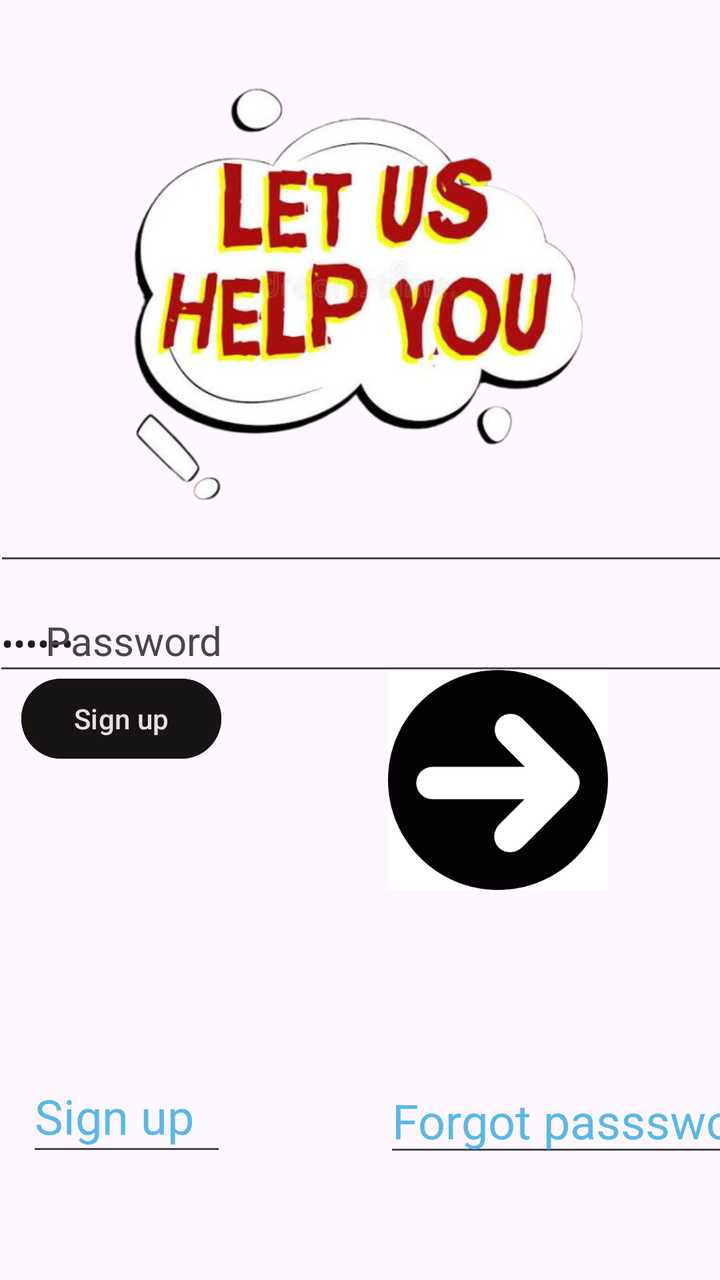
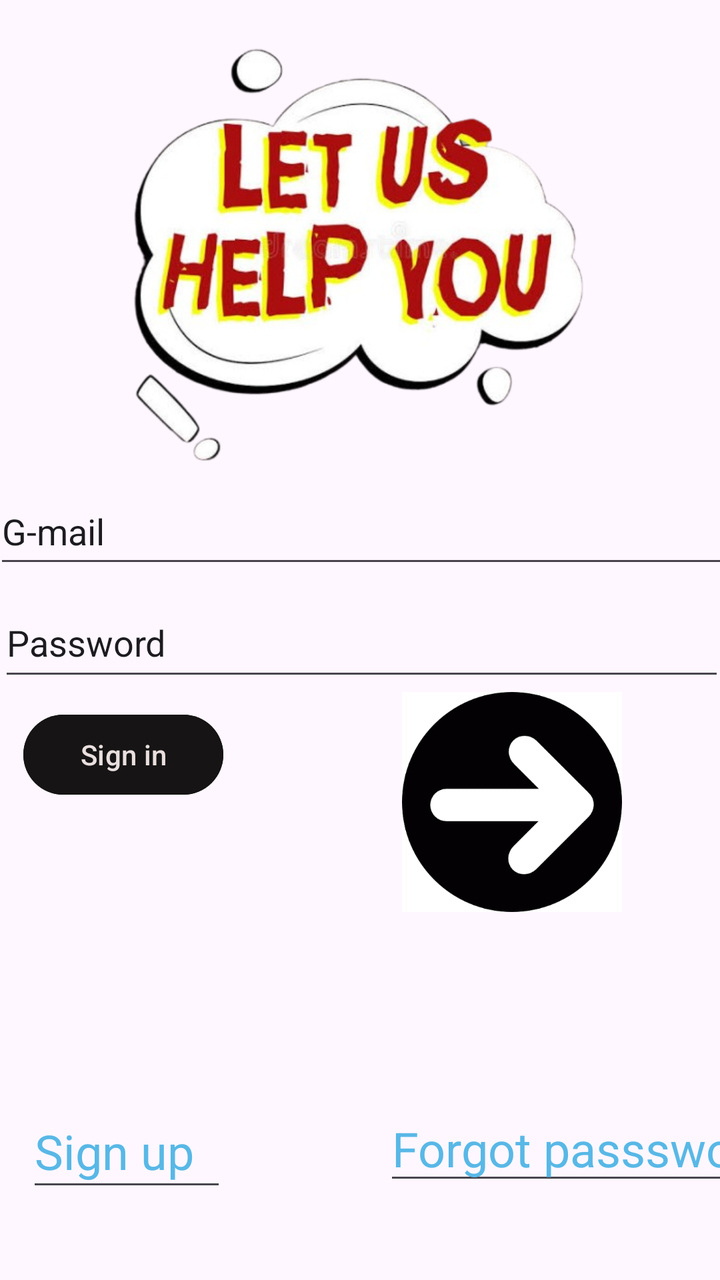

Screens rendered from an Android XML layout before and after an edit, with the pre-edit source and the edit as a unified diff.
<!-- AndroidManifest.xml: application theme Theme.MyApplication -->
<!-- res/layout/activity_login.xml -->
<?xml version="1.0" encoding="utf-8"?>
<androidx.constraintlayout.widget.ConstraintLayout xmlns:android="http://schemas.android.com/apk/res/android"
    xmlns:app="http://schemas.android.com/apk/res-auto"
    xmlns:tools="http://schemas.android.com/tools"
    android:id="@+id/main"
    android:layout_width="match_parent"
    android:layout_height="match_parent"
    android:backgroundTintMode="add"
    android:visibility="visible"
    tools:context=".Login"
    tools:visibility="visible">

    <EditText
        android:id="@+id/editTextText"
        android:layout_width="100dp"
        android:layout_height="53dp"
        android:ems="10"
        android:inputType="text"
        android:text="Sign up"
        android:textColor="#58b8E6"
        android:textSize="24dp"
        app:layout_constraintBottom_toBottomOf="parent"
        app:layout_constraintEnd_toEndOf="parent"
        app:layout_constraintHorizontal_bias="0.051"
        app:layout_constraintStart_toStartOf="parent"
        app:layout_constraintTop_toTopOf="parent"
        app:layout_constraintVertical_bias="0.903" />

    <EditText
        android:id="@+id/editTextText2"
        android:layout_width="200dp"
        android:layout_height="49dp"
        android:layout_marginStart="192dp"
        android:ems="10"
        android:inputType="text"
        android:text="Forgot passsword"
        android:textColor="#58B8E6"
        android:textSize="24sp"
        app:layout_constraintBottom_toBottomOf="parent"
        app:layout_constraintStart_toStartOf="parent"
        app:layout_constraintTop_toTopOf="parent"
        app:layout_constraintVertical_bias="0.904" />

    <EditText
        android:id="@+id/editTextTextPassword"
        android:text="G-mail"
        android:layout_width="369dp"
        android:layout_height="45dp"
        android:ems="10"
        android:inputType="text|textPassword"
        app:layout_constraintBottom_toBottomOf="parent"
        app:layout_constraintEnd_toEndOf="parent"
        app:layout_constraintHorizontal_bias="0.412"
        app:layout_constraintStart_toStartOf="parent"
        app:layout_constraintTop_toTopOf="parent" />

    <TextView
        android:id="@+id/textView6"
        android:layout_width="wrap_content"
        android:layout_height="wrap_content"
        android:text="Password"
        android:textSize="20sp"
        app:layout_constraintBottom_toBottomOf="parent"
        app:layout_constraintEnd_toEndOf="parent"
        app:layout_constraintHorizontal_bias="0.083"
        app:layout_constraintStart_toStartOf="parent"
        app:layout_constraintTop_toTopOf="parent" />

    <EditText
        android:id="@+id/editTextTextEmailAddress2"
        android:layout_width="368dp"
        android:layout_height="50dp"
        android:ems="10"
        android:inputType="textEmailAddress"
        app:layout_constraintBottom_toBottomOf="parent"
        app:layout_constraintEnd_toEndOf="parent"
        app:layout_constraintHorizontal_bias="0.418"
        app:layout_constraintStart_toStartOf="parent"
        app:layout_constraintTop_toTopOf="parent"
        app:layout_constraintVertical_bias="0.403" />

    <TextView
        android:id="@+id/textView8"
        android:layout_width="78dp"
        android:layout_height="34dp"
        android:textSize="20sp"
        app:layout_constraintBottom_toBottomOf="parent"
        app:layout_constraintEnd_toEndOf="parent"
        app:layout_constraintHorizontal_bias="0.087"
        app:layout_constraintStart_toStartOf="parent"
        app:layout_constraintTop_toTopOf="parent"
        app:layout_constraintVertical_bias="0.407" />

    <ImageView
        android:id="@+id/imageView13"
        android:layout_width="170dp"
        android:layout_height="110dp"
        app:layout_constraintBottom_toBottomOf="parent"
        app:layout_constraintEnd_toEndOf="parent"
        app:layout_constraintHorizontal_bias="0.863"
        app:layout_constraintStart_toStartOf="parent"
        app:layout_constraintTop_toTopOf="parent"
        app:layout_constraintVertical_bias="0.632"
        app:srcCompat="@drawable/images__5_" />



    <ImageView
        android:layout_height="259dp"
        android:id="@+id/imageView15"
        android:layout_width="286dp"
        app:layout_constraintBottom_toBottomOf="@+id/editTextTextPassword"
         app:layout_constraintEnd_toEndOf="parent"
       app:layout_constraintHorizontal_bias="0.496"
        app:layout_constraintStart_toStartOf="parent"
        app:layout_constraintTop_toTopOf="parent"
        app:layout_constraintVertical_bias="0.119"
        app:srcCompat="@drawable/images_removebg_preview" />

    <Button
        android:id="@+id/button"
        android:layout_width="100dp"
        android:layout_height="48dp"
        android:backgroundTint="#161414"
        android:text="Sign up"
         android:textColor="#E9DFDF"
       app:layout_constraintBottom_toTopOf="@+id/editTextText"
        app:layout_constraintEnd_toStartOf="@+id/imageView13"
        app:layout_constraintHorizontal_bias="0.166"
        app:layout_constraintStart_toStartOf="parent"
        app:layout_constraintTop_toTopOf="parent"
        app:layout_constraintVertical_bias="0.696" />

</androidx.constraintlayout.widget.ConstraintLayout>
<!-- resources referenced by this layout -->
<resources>
  <!-- drawable images__5_: png bitmap (drawable, 7334 bytes) -->
  <!-- drawable images_removebg_preview: png bitmap (drawable, 208215 bytes) -->
  <style name="Theme.MyApplication" parent="Base.Theme.MyApplication" />
  <style name="Base.Theme.MyApplication" parent="Theme.Material3.DayNight.NoActionBar">
          
          
      </style>
</resources>

<!-- the commit's change to res/layout/activity_login.xml (unified diff, before → after) -->
@@ -24,7 +24,7 @@
         app:layout_constraintHorizontal_bias="0.051"
         app:layout_constraintStart_toStartOf="parent"
         app:layout_constraintTop_toTopOf="parent"
-        app:layout_constraintVertical_bias="0.903" />
+        app:layout_constraintVertical_bias="0.933" />
 
     <EditText
         android:id="@+id/editTextText2"
@@ -39,32 +39,7 @@
         app:layout_constraintBottom_toBottomOf="parent"
         app:layout_constraintStart_toStartOf="parent"
         app:layout_constraintTop_toTopOf="parent"
-        app:layout_constraintVertical_bias="0.904" />
-
-    <EditText
-        android:id="@+id/editTextTextPassword"
-        android:text="G-mail"
-        android:layout_width="369dp"
-        android:layout_height="45dp"
-        android:ems="10"
-        android:inputType="text|textPassword"
-        app:layout_constraintBottom_toBottomOf="parent"
-        app:layout_constraintEnd_toEndOf="parent"
-        app:layout_constraintHorizontal_bias="0.412"
-        app:layout_constraintStart_toStartOf="parent"
-        app:layout_constraintTop_toTopOf="parent" />
-
-    <TextView
-        android:id="@+id/textView6"
-        android:layout_width="wrap_content"
-        android:layout_height="wrap_content"
-        android:text="Password"
-        android:textSize="20sp"
-        app:layout_constraintBottom_toBottomOf="parent"
-        app:layout_constraintEnd_toEndOf="parent"
-        app:layout_constraintHorizontal_bias="0.083"
-        app:layout_constraintStart_toStartOf="parent"
-        app:layout_constraintTop_toTopOf="parent" />
+        app:layout_constraintVertical_bias="0.928" />
 
     <EditText
         android:id="@+id/editTextTextEmailAddress2"
@@ -72,12 +47,13 @@
         android:layout_height="50dp"
         android:ems="10"
         android:inputType="textEmailAddress"
+        android:text="G-mail"
         app:layout_constraintBottom_toBottomOf="parent"
         app:layout_constraintEnd_toEndOf="parent"
-        app:layout_constraintHorizontal_bias="0.418"
+        app:layout_constraintHorizontal_bias="0.441"
         app:layout_constraintStart_toStartOf="parent"
         app:layout_constraintTop_toTopOf="parent"
-        app:layout_constraintVertical_bias="0.403" />
+        app:layout_constraintVertical_bias="0.405" />
 
     <TextView
         android:id="@+id/textView8"
@@ -87,9 +63,8 @@
         app:layout_constraintBottom_toBottomOf="parent"
         app:layout_constraintEnd_toEndOf="parent"
         app:layout_constraintHorizontal_bias="0.087"
-        app:layout_constraintStart_toStartOf="parent"
-        app:layout_constraintTop_toTopOf="parent"
-        app:layout_constraintVertical_bias="0.407" />
+        app:layout_constraintStart_toStartOf="parent" />
+
 
     <ImageView
         android:id="@+id/imageView13"
@@ -97,24 +72,21 @@
         android:layout_height="110dp"
         app:layout_constraintBottom_toBottomOf="parent"
         app:layout_constraintEnd_toEndOf="parent"
-        app:layout_constraintHorizontal_bias="0.863"
+        app:layout_constraintHorizontal_bias="0.9"
         app:layout_constraintStart_toStartOf="parent"
         app:layout_constraintTop_toTopOf="parent"
-        app:layout_constraintVertical_bias="0.632"
+        app:layout_constraintVertical_bias="0.653"
         app:srcCompat="@drawable/images__5_" />
 
-
-
     <ImageView
-        android:layout_height="259dp"
         android:id="@+id/imageView15"
         android:layout_width="286dp"
-        app:layout_constraintBottom_toBottomOf="@+id/editTextTextPassword"
-         app:layout_constraintEnd_toEndOf="parent"
-       app:layout_constraintHorizontal_bias="0.496"
+        android:layout_height="259dp"
+        app:layout_constraintBottom_toTopOf="@+id/editTextTextEmailAddress2"
+        app:layout_constraintEnd_toEndOf="parent"
+        app:layout_constraintHorizontal_bias="0.496"
         app:layout_constraintStart_toStartOf="parent"
         app:layout_constraintTop_toTopOf="parent"
-        app:layout_constraintVertical_bias="0.119"
         app:srcCompat="@drawable/images_removebg_preview" />
 
     <Button
@@ -122,13 +94,27 @@
         android:layout_width="100dp"
         android:layout_height="48dp"
         android:backgroundTint="#161414"
-        android:text="Sign up"
-         android:textColor="#E9DFDF"
-       app:layout_constraintBottom_toTopOf="@+id/editTextText"
+        android:text="Sign in"
+        android:textColor="#E9DFDF"
+        app:layout_constraintBottom_toTopOf="@+id/editTextText"
         app:layout_constraintEnd_toStartOf="@+id/imageView13"
         app:layout_constraintHorizontal_bias="0.166"
         app:layout_constraintStart_toStartOf="parent"
         app:layout_constraintTop_toTopOf="parent"
-        app:layout_constraintVertical_bias="0.696" />
+        app:layout_constraintVertical_bias="0.707" />
+
+    <EditText
+        android:id="@+id/editTextText4"
+        android:layout_width="363dp"
+        android:layout_height="51dp"
+        android:ems="10"
+        android:inputType="text"
+        android:text="Password"
+        app:layout_constraintBottom_toBottomOf="parent"
+        app:layout_constraintEnd_toEndOf="parent"
+        app:layout_constraintHorizontal_bias="0.441"
+        app:layout_constraintStart_toStartOf="parent"
+        app:layout_constraintTop_toTopOf="@+id/imageView15"
+        app:layout_constraintVertical_bias="0.508" />
 
 </androidx.constraintlayout.widget.ConstraintLayout>
